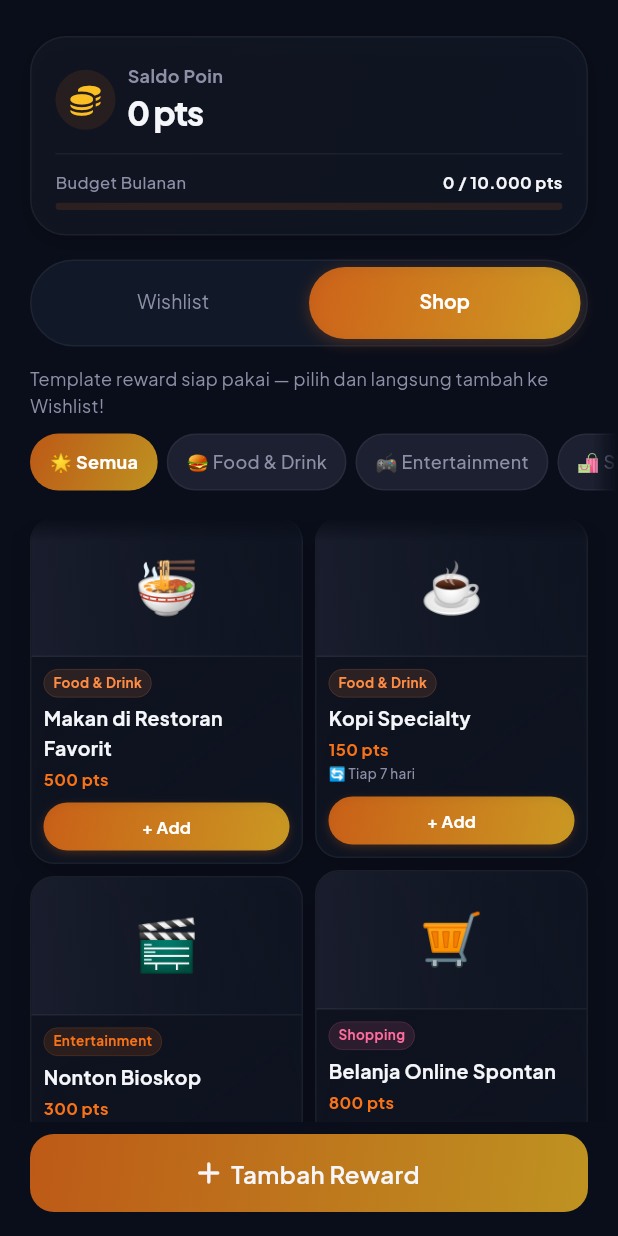
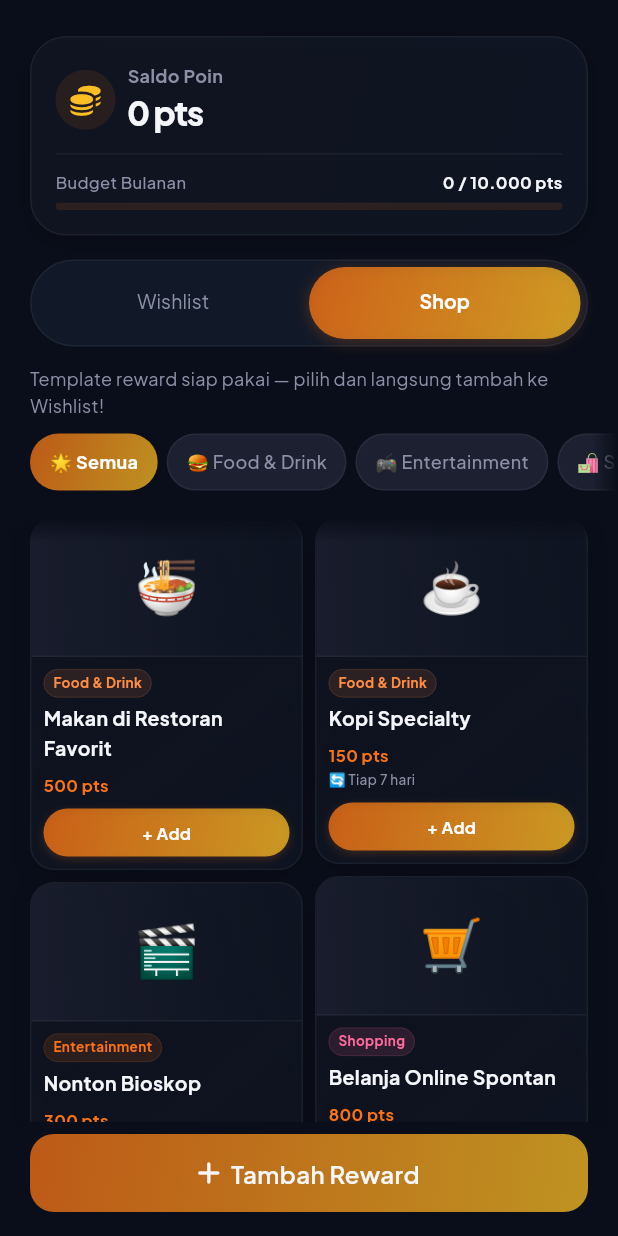
Before and after one commit to Reinvy/flutter-earnjoy, a Flutter app: the RewardScreen screen opened directly, tab 2 chosen, on a phone screen of 412 x 824 dp. Run offline on Flutter 3.47's test engine with Material 3 defaults, Android fonts, the phone set to English and light mode, and no system bars; our stand-ins replace confetti, fl_chart, flutter_local_notifications, font_awesome_flutter, google_fonts, objectbox and 3 more; missing offline and left inert: home_widget; accounts and stored records are empty; generated files the repository leaves out were written again.

Commit message:
fix: remove Expanded widgets from TemplateCard to allow auto-height wrap-content sizing and resolve layout exceptions

```diff
--- a/lib/presentation/screens/reward/widgets/template_card.dart
+++ b/lib/presentation/screens/reward/widgets/template_card.dart
@@ -114,8 +114,7 @@ class _TemplateCardState extends State<TemplateCard> {
               ),
 
               // Info section
-              Expanded(
-                child: Padding(
+              Padding(
                 padding: const EdgeInsets.all(AppSpacing.sm),
                 child: Column(
                   crossAxisAlignment: CrossAxisAlignment.start,
@@ -144,16 +143,14 @@ class _TemplateCardState extends State<TemplateCard> {
                     const SizedBox(height: AppSpacing.xs),
 
                     // Name
-                      Expanded(
-                        child: Text(
+                    Text(
                       widget.template.name,
                       style: AppText.title.copyWith(fontSize: 13, fontWeight: FontWeight.bold),
                       maxLines: 2,
                       overflow: TextOverflow.ellipsis,
                     ),
-                      ),
 
-                      const SizedBox(height: 2),
+                    const SizedBox(height: 6),
 
                     // Cost
                     Text(
@@ -227,7 +224,6 @@ class _TemplateCardState extends State<TemplateCard> {
                   ],
                 ),
               ),
-              ),
             ],
           ),
         ),
```
Lines whose indentation alone changed are shown as unchanged.
